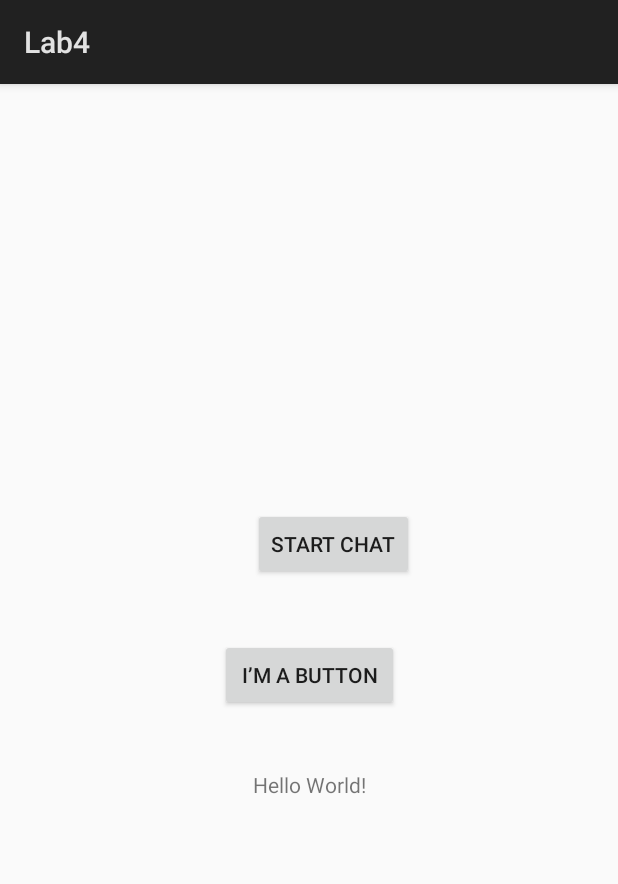
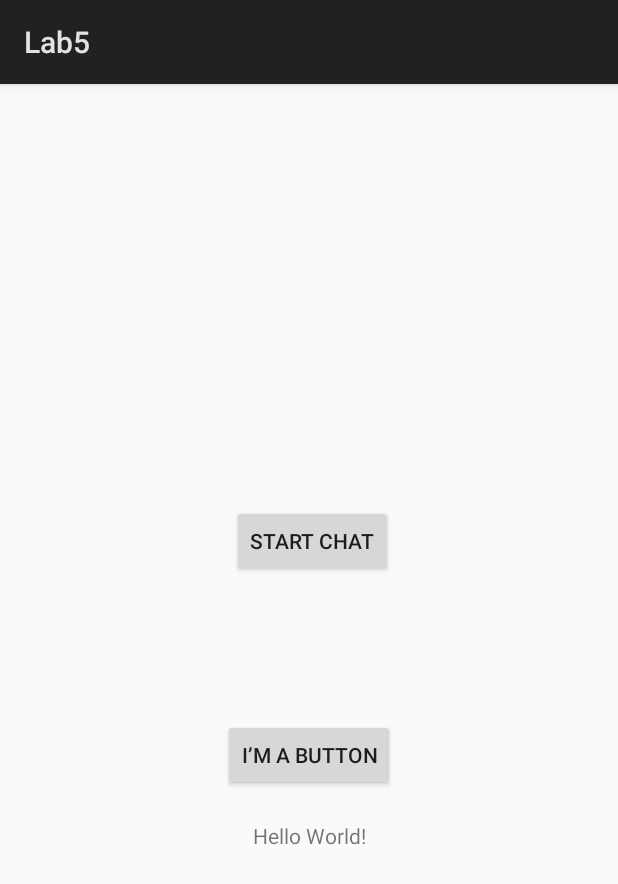
Before and after one commit to alexkrum0v/CST2355, an Android app: the screen it shows after launch (StartActivity), after a tap on "LOGIN", on a phone screen of 412 x 824 dp. Shown: the top 884 px of the screen. Run offline under Robolectric (Android 15) with nearby library versions, the phone set to English and light mode, and no system bars.

Commit message:
Lab5 DONE + Lab3 save email functionality fixed

```diff
--- a/app/src/main/AndroidManifest.xml
+++ b/app/src/main/AndroidManifest.xml
@@ -9,7 +9,7 @@
     <application
         android:allowBackup="true"
         android:icon="@mipmap/ic_launcher"
-        android:label="Lab4"
+        android:label="Lab5"
         android:roundIcon="@mipmap/ic_launcher_round"
         android:supportsRtl="true"
         android:theme="@style/AppTheme">
--- a/app/src/main/java/android/labs/LoginActivity.java
+++ b/app/src/main/java/android/labs/LoginActivity.java
@@ -70,9 +70,7 @@ public class LoginActivity extends Activity {
     private void saveEmail(){
         Log.i(ACTIVITY_NAME,"saveEmail");
         String savedUserName = email.getText().toString();
-
-        sharedP.edit().putString(MAIL, savedUserName);
-        //SharedPreferences.Editor editor = sharedP.edit().putString(MAIL, savedUserName);
-        sharedP.edit().commit();
+        SharedPreferences.Editor editor = sharedP.edit().putString(MAIL, savedUserName);
+        editor.apply();
     }
 }
--- a/app/src/main/res/layout/activity_chat_window.xml
+++ b/app/src/main/res/layout/activity_chat_window.xml
@@ -32,6 +32,5 @@
         android:layout_height="wrap_content"
         android:layout_alignBottom="@+id/sendChatMsg"
         android:ems="10"
-        android:inputType="textPersonName"
-         />
+        android:inputType="textPersonName" />
 </RelativeLayout>
--- a/app/src/main/res/layout/activity_start.xml
+++ b/app/src/main/res/layout/activity_start.xml
@@ -16,29 +16,35 @@
         app:layout_constraintEnd_toEndOf="parent"
         app:layout_constraintStart_toStartOf="parent"
         app:layout_constraintTop_toTopOf="parent"
-        app:layout_constraintVertical_bias="0.611" />
+        app:layout_constraintVertical_bias="0.656" />
 
     <Button
         android:id="@+id/startActivityBtn"
-        android:layout_width="119dp"
+        android:layout_width="wrap_content"
         android:layout_height="wrap_content"
+        android:layout_marginBottom="20dp"
+        android:layout_marginTop="8dp"
         android:text="@string/ButtonText"
         app:layout_constraintBottom_toTopOf="@+id/textView5"
         app:layout_constraintEnd_toEndOf="parent"
+        app:layout_constraintHorizontal_bias="0.501"
         app:layout_constraintStart_toStartOf="parent"
-        app:layout_constraintTop_toBottomOf="@+id/chatBtn" />
+        app:layout_constraintTop_toBottomOf="@+id/chatBtn"
+        app:layout_constraintVertical_bias="1.0" />
 
     <Button
         android:id="@+id/chatBtn"
         android:layout_width="wrap_content"
         android:layout_height="wrap_content"
-        android:layout_marginEnd="136dp"
+        android:layout_marginEnd="135dp"
+        android:layout_marginStart="139dp"
         android:layout_weight="1"
         android:text="@string/startChat"
         app:layout_constraintBottom_toBottomOf="parent"
         app:layout_constraintEnd_toEndOf="parent"
+        app:layout_constraintStart_toStartOf="parent"
         app:layout_constraintTop_toTopOf="parent"
-        app:layout_constraintVertical_bias="0.393" />
+        app:layout_constraintVertical_bias="0.39" />
 
 
 
```
Also changed, not shown: app/src/main/java/android/labs/ChatDatabaseHelper.java (added, +44 -0 lines), app/src/main/java/android/labs/ChatWindow.java (+33 -6 lines).
